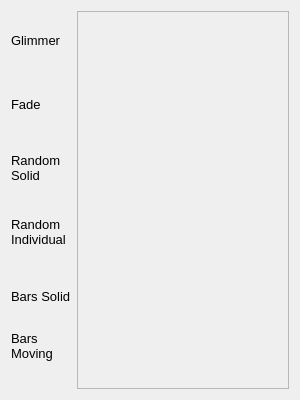
This is src/presetcolorspage.ui in timsee/Corluma as Qt 5 draws it before an edit. The edited form follows.
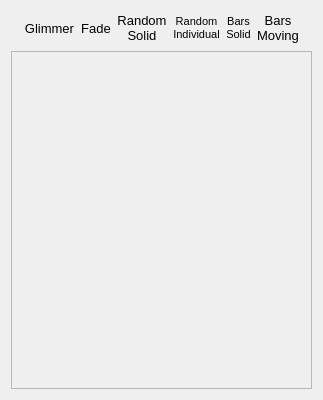
This is the edited form.

Diff of the .ui file:
```diff
--- a/src/presetcolorspage.ui
+++ b/src/presetcolorspage.ui
@@ -19,132 +19,8 @@
   <property name="windowTitle">
    <string>Form</string>
   </property>
-  <layout class="QGridLayout" name="gridLayout">
-   <item row="0" column="0">
-    <layout class="QVBoxLayout" name="verticalLayout">
-     <item>
-      <widget class="QLabel" name="label">
-       <property name="sizePolicy">
-        <sizepolicy hsizetype="Minimum" vsizetype="Expanding">
-         <horstretch>0</horstretch>
-         <verstretch>0</verstretch>
-        </sizepolicy>
-       </property>
-       <property name="font">
-        <font>
-         <pointsize>10</pointsize>
-        </font>
-       </property>
-       <property name="text">
-        <string>Glimmer</string>
-       </property>
-      </widget>
-     </item>
-     <item>
-      <widget class="QLabel" name="label_2">
-       <property name="sizePolicy">
-        <sizepolicy hsizetype="Minimum" vsizetype="Expanding">
-         <horstretch>0</horstretch>
-         <verstretch>0</verstretch>
-        </sizepolicy>
-       </property>
-       <property name="font">
-        <font>
-         <pointsize>10</pointsize>
-        </font>
-       </property>
-       <property name="text">
-        <string>Fade</string>
-       </property>
-      </widget>
-     </item>
-     <item>
-      <widget class="QLabel" name="label_3">
-       <property name="sizePolicy">
-        <sizepolicy hsizetype="Minimum" vsizetype="Expanding">
-         <horstretch>0</horstretch>
-         <verstretch>0</verstretch>
-        </sizepolicy>
-       </property>
-       <property name="font">
-        <font>
-         <pointsize>10</pointsize>
-        </font>
-       </property>
-       <property name="text">
-        <string>Random &lt;br /&gt;  Solid</string>
-       </property>
-       <property name="textFormat">
-        <enum>Qt::RichText</enum>
-       </property>
-      </widget>
-     </item>
-     <item>
-      <widget class="QLabel" name="label_6">
-       <property name="sizePolicy">
-        <sizepolicy hsizetype="Minimum" vsizetype="Expanding">
-         <horstretch>0</horstretch>
-         <verstretch>0</verstretch>
-        </sizepolicy>
-       </property>
-       <property name="font">
-        <font>
-         <pointsize>10</pointsize>
-        </font>
-       </property>
-       <property name="text">
-        <string>Random &lt;br &gt; Individual</string>
-       </property>
-       <property name="textFormat">
-        <enum>Qt::RichText</enum>
-       </property>
-      </widget>
-     </item>
-     <item>
-      <widget class="QLabel" name="label_5">
-       <property name="sizePolicy">
-        <sizepolicy hsizetype="Minimum" vsizetype="Expanding">
-         <horstretch>0</horstretch>
-         <verstretch>0</verstretch>
-        </sizepolicy>
-       </property>
-       <property name="font">
-        <font>
-         <pointsize>10</pointsize>
-        </font>
-       </property>
-       <property name="text">
-        <string>Bars Solid</string>
-       </property>
-      </widget>
-     </item>
-     <item>
-      <widget class="QLabel" name="label_4">
-       <property name="sizePolicy">
-        <sizepolicy hsizetype="Minimum" vsizetype="Expanding">
-         <horstretch>0</horstretch>
-         <verstretch>0</verstretch>
-        </sizepolicy>
-       </property>
-       <property name="font">
-        <font>
-         <pointsize>10</pointsize>
-        </font>
-       </property>
-       <property name="text">
-        <string>&lt;html&gt;&lt;head/&gt;&lt;body&gt;&lt;p&gt;Bars &lt;br/&gt;Moving&lt;/p&gt;&lt;/body&gt;&lt;/html&gt;</string>
-       </property>
-       <property name="textFormat">
-        <enum>Qt::RichText</enum>
-       </property>
-       <property name="alignment">
-        <set>Qt::AlignLeading|Qt::AlignLeft|Qt::AlignTop</set>
-       </property>
-      </widget>
-     </item>
-    </layout>
-   </item>
-   <item row="0" column="1">
+  <layout class="QGridLayout" name="gridLayout" rowstretch="1,10">
+   <item row="1" column="1">
     <widget class="QScrollArea" name="scrollArea">
      <property name="sizePolicy">
       <sizepolicy hsizetype="Expanding" vsizetype="Expanding">
@@ -174,11 +50,11 @@
       <number>-1</number>
      </property>
      <property name="verticalScrollBarPolicy">
-      <enum>Qt::ScrollBarAlwaysOff</enum>
-     </property>
-     <property name="horizontalScrollBarPolicy">
       <enum>Qt::ScrollBarAsNeeded</enum>
      </property>
+     <property name="horizontalScrollBarPolicy">
+      <enum>Qt::ScrollBarAlwaysOff</enum>
+     </property>
      <property name="sizeAdjustPolicy">
       <enum>QAbstractScrollArea::AdjustToContents</enum>
      </property>
@@ -190,8 +66,8 @@
        <rect>
         <x>0</x>
         <y>0</y>
-        <width>215</width>
-        <height>380</height>
+        <width>280</width>
+        <height>340</height>
        </rect>
       </property>
       <property name="sizePolicy">
@@ -215,6 +91,174 @@
      </widget>
     </widget>
    </item>
+   <item row="0" column="1">
+    <layout class="QHBoxLayout" name="horizontalLayout">
+     <item>
+      <widget class="QLabel" name="label">
+       <property name="sizePolicy">
+        <sizepolicy hsizetype="Expanding" vsizetype="Preferred">
+         <horstretch>0</horstretch>
+         <verstretch>0</verstretch>
+        </sizepolicy>
+       </property>
+       <property name="text">
+        <string/>
+       </property>
+      </widget>
+     </item>
+     <item>
+      <widget class="QLabel" name="label_7">
+       <property name="sizePolicy">
+        <sizepolicy hsizetype="Expanding" vsizetype="Preferred">
+         <horstretch>0</horstretch>
+         <verstretch>0</verstretch>
+        </sizepolicy>
+       </property>
+       <property name="font">
+        <font>
+         <pointsize>10</pointsize>
+        </font>
+       </property>
+       <property name="text">
+        <string>Glimmer</string>
+       </property>
+       <property name="alignment">
+        <set>Qt::AlignCenter</set>
+       </property>
+      </widget>
+     </item>
+     <item>
+      <widget class="QLabel" name="label_2">
+       <property name="sizePolicy">
+        <sizepolicy hsizetype="Expanding" vsizetype="Expanding">
+         <horstretch>0</horstretch>
+         <verstretch>0</verstretch>
+        </sizepolicy>
+       </property>
+       <property name="font">
+        <font>
+         <pointsize>10</pointsize>
+        </font>
+       </property>
+       <property name="text">
+        <string>Fade</string>
+       </property>
+       <property name="alignment">
+        <set>Qt::AlignCenter</set>
+       </property>
+      </widget>
+     </item>
+     <item>
+      <widget class="QLabel" name="label_3">
+       <property name="sizePolicy">
+        <sizepolicy hsizetype="Expanding" vsizetype="Expanding">
+         <horstretch>0</horstretch>
+         <verstretch>0</verstretch>
+        </sizepolicy>
+       </property>
+       <property name="font">
+        <font>
+         <pointsize>10</pointsize>
+        </font>
+       </property>
+       <property name="text">
+        <string>Random &lt;br /&gt;  Solid</string>
+       </property>
+       <property name="textFormat">
+        <enum>Qt::RichText</enum>
+       </property>
+       <property name="alignment">
+        <set>Qt::AlignCenter</set>
+       </property>
+      </widget>
+     </item>
+     <item>
+      <widget class="QLabel" name="label_6">
+       <property name="sizePolicy">
+        <sizepolicy hsizetype="Expanding" vsizetype="Expanding">
+         <horstretch>0</horstretch>
+         <verstretch>0</verstretch>
+        </sizepolicy>
+       </property>
+       <property name="font">
+        <font>
+         <pointsize>10</pointsize>
+        </font>
+       </property>
+       <property name="text">
+        <string>&lt;html&gt;&lt;head/&gt;&lt;body&gt;&lt;p&gt;&lt;span style=&quot; font-size:8pt;&quot;&gt;Random &lt;br/&gt;Individual&lt;/span&gt;&lt;/p&gt;&lt;/body&gt;&lt;/html&gt;</string>
+       </property>
+       <property name="textFormat">
+        <enum>Qt::RichText</enum>
+       </property>
+       <property name="alignment">
+        <set>Qt::AlignCenter</set>
+       </property>
+      </widget>
+     </item>
+     <item>
+      <widget class="QLabel" name="label_5">
+       <property name="sizePolicy">
+        <sizepolicy hsizetype="Expanding" vsizetype="Expanding">
+         <horstretch>0</horstretch>
+         <verstretch>0</verstretch>
+        </sizepolicy>
+       </property>
+       <property name="font">
+        <font>
+         <pointsize>10</pointsize>
+        </font>
+       </property>
+       <property name="text">
+        <string>&lt;html&gt;&lt;head/&gt;&lt;body&gt;&lt;p&gt;&lt;span style=&quot; font-size:8pt;&quot;&gt;Bars &lt;br/&gt;Solid&lt;/span&gt;&lt;/p&gt;&lt;/body&gt;&lt;/html&gt;</string>
+       </property>
+       <property name="textFormat">
+        <enum>Qt::RichText</enum>
+       </property>
+       <property name="alignment">
+        <set>Qt::AlignCenter</set>
+       </property>
+      </widget>
+     </item>
+     <item>
+      <widget class="QLabel" name="label_4">
+       <property name="sizePolicy">
+        <sizepolicy hsizetype="Expanding" vsizetype="Expanding">
+         <horstretch>0</horstretch>
+         <verstretch>0</verstretch>
+        </sizepolicy>
+       </property>
+       <property name="font">
+        <font>
+         <pointsize>10</pointsize>
+        </font>
+       </property>
+       <property name="text">
+        <string>&lt;html&gt;&lt;head/&gt;&lt;body&gt;&lt;p&gt;Bars &lt;br/&gt;Moving&lt;/p&gt;&lt;/body&gt;&lt;/html&gt;</string>
+       </property>
+       <property name="textFormat">
+        <enum>Qt::RichText</enum>
+       </property>
+       <property name="alignment">
+        <set>Qt::AlignCenter</set>
+       </property>
+      </widget>
+     </item>
+     <item>
+      <widget class="QLabel" name="label_8">
+       <property name="sizePolicy">
+        <sizepolicy hsizetype="Fixed" vsizetype="Expanding">
+         <horstretch>0</horstretch>
+         <verstretch>0</verstretch>
+        </sizepolicy>
+       </property>
+       <property name="text">
+        <string/>
+       </property>
+      </widget>
+     </item>
+    </layout>
+   </item>
   </layout>
  </widget>
  <resources/>
```
